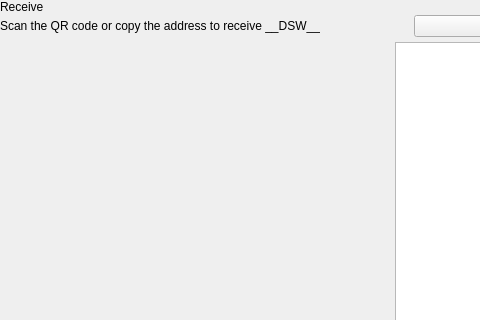
Old version of the form src/qt/pivx/forms/receivewidget.ui in the repository decenomy/DSW; both pictures show x 0 to 480 and y 0 to 320 of the 629 by 629 pixel window.
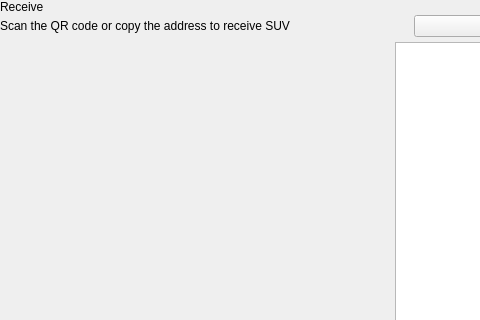
New version of the form. Custom widgets are drawn as their Qt base class.

The edit to the form file:
```diff
--- a/src/qt/pivx/forms/receivewidget.ui
+++ b/src/qt/pivx/forms/receivewidget.ui
@@ -78,7 +78,7 @@
             <item alignment="Qt::AlignTop">
              <widget class="QLabel" name="labelSubtitle1">
               <property name="text">
-               <string>Scan the QR code or copy the address to receive __DSW__</string>
+               <string>Scan the QR code or copy the address to receive SUV</string>
               </property>
              </widget>
             </item>
```
